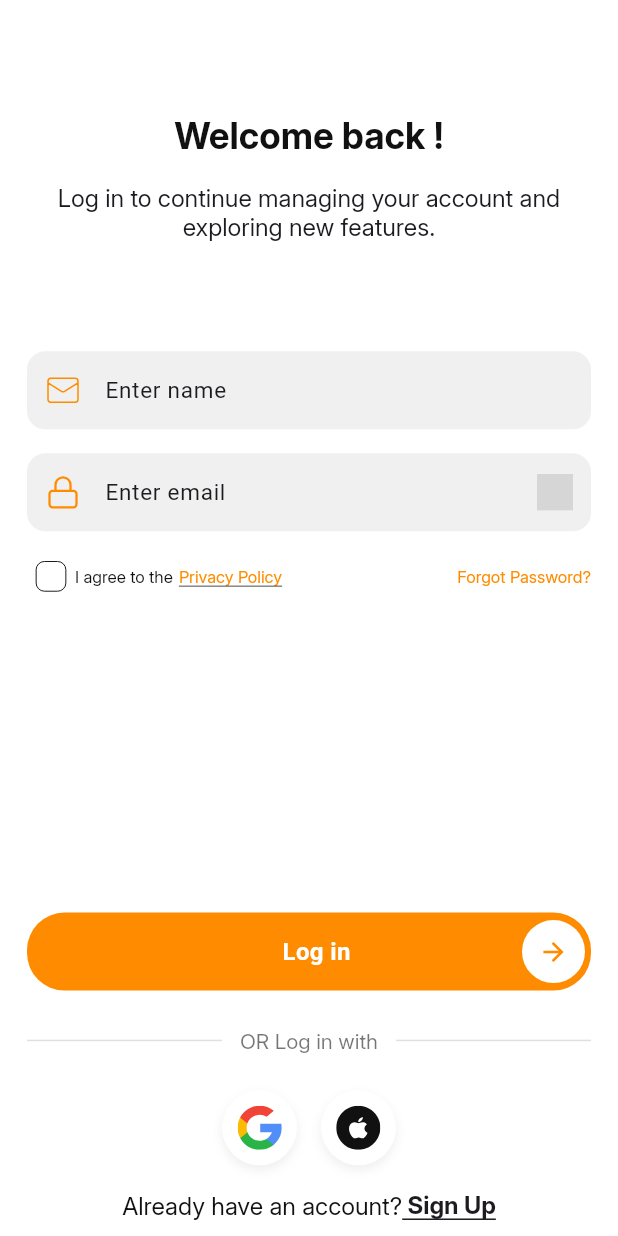
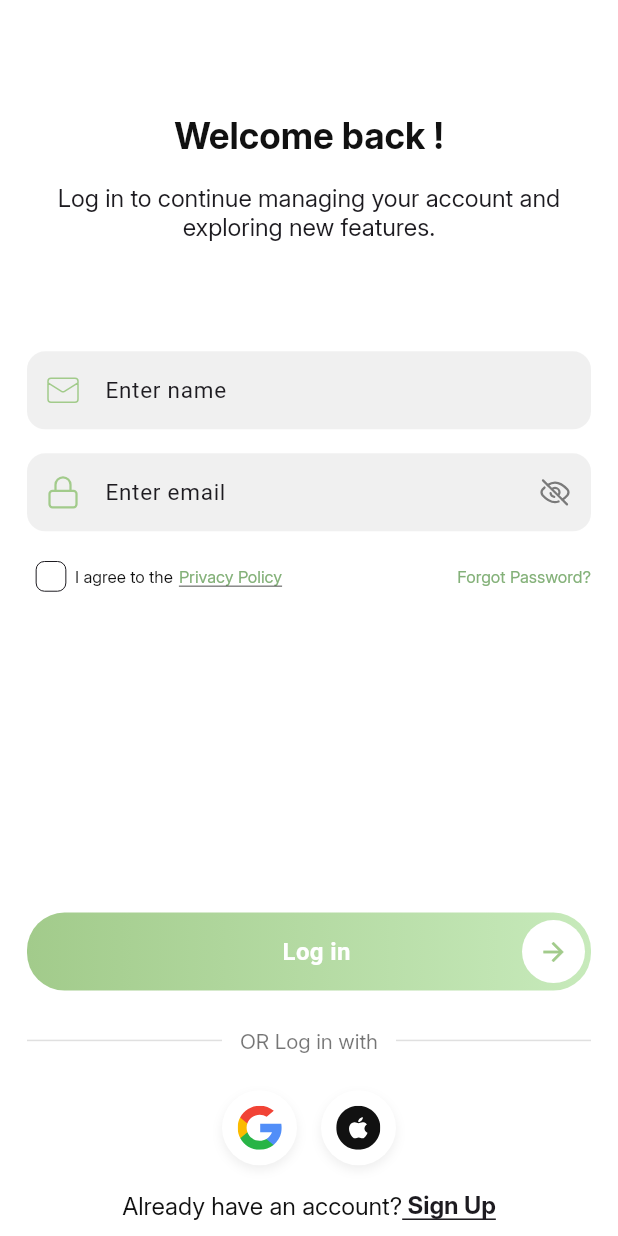
Before and after one commit to Rosdeb/InterView_APP, a Flutter app: the LoginScreen screen opened directly, on a phone screen of 412 x 824 dp. Run offline on Flutter 3.47's test engine with Material 3 defaults, Android fonts, the phone set to English and light mode, and no system bars; our stand-ins replace cached_network_image, connectivity_plus, flutter_dotenv, flutter_svg, get, shared_preferences and 1 more; accounts and stored records are empty; grey boxes are pictures that could not be loaded.

Commit message:
login api added and token save it fine...

```diff
--- a/lib/Utils/AppColor/app_colors.dart
+++ b/lib/Utils/AppColor/app_colors.dart
@@ -16,7 +16,8 @@ class AppColors {
 
   static const Color LightOrange = Color(0xFFFCE8D9);
   static const Color Red = Color(0xFFF34F4F);
-  static const Color Green = Color(0xFF3EBF5A);
+  static const Color Green = Color(0xFFA2CB8B);
+  static const Color Green1 = Color(0xFF84B179);
   static const Color LightRed = Color(0xFFFDDEDE);
   static const Color LightGreen = Color(0xFFE4F6E8);
   static const Color PrimaryBackgroundAiry = Color(0xFFF5F6FA);
--- a/lib/Utils/AppConstant/app_contants.dart
+++ b/lib/Utils/AppConstant/app_contants.dart
@@ -6,7 +6,7 @@ import 'package:flutter_dotenv/flutter_dotenv.dart';
 class AppConstants{
   //-------------- base url set here ---------------------//
 
-  static const String BASE_URL="http://72.60.178.71:7070";
+  static const String BASE_URL="https://fakestoreapi.com";
   //static const String BASE_URL="https://preferred-lie-solaris-designation.trycloudflare.com";
   //static const String BASE_URL="https://dimension-upper-bikini-kelkoo.trycloudflare.com";
   static String get APP_NAME => dotenv.env['APP_NAME'] ?? 'DefaultAppName';
--- a/lib/Views/Base/CustomTextfield/CustomTextfield.dart
+++ b/lib/Views/Base/CustomTextfield/CustomTextfield.dart
@@ -143,7 +143,7 @@ class _CustomTextFieldState extends State<CustomTextField> {
             color: widget.borderColor ??
                 (isDark
                     ? AppColors.DarkThemeText.withValues(alpha: 0.70)
-                    : AppColors.Yellow.withValues(alpha: 0.70)),
+                    : AppColors.Green.withValues(alpha: 0.70)),
             width: 0.8,
           ),
         ),
--- a/lib/Views/Base/GridentButton/Appbutton.dart
+++ b/lib/Views/Base/GridentButton/Appbutton.dart
@@ -15,7 +15,7 @@ class GradientButton extends StatelessWidget {
     super.key,
     required this.text,
     required this.onTap,
-    this.colors = const [Color(0xFFFF8C00),Color(0xFFFF8C00)],
+    this.colors = const [Color(0xFFA2CB8B),Color(0xFFC7EABB)],
     this.height = 52,
     this.borderRadius = 25,
     this.isLoading=false,
--- a/lib/Views/Feature/Auth/Login_screen/login_screen.dart
+++ b/lib/Views/Feature/Auth/Login_screen/login_screen.dart
@@ -121,12 +121,12 @@ class _LoginScreenState extends State<LoginScreen> {
           controller: _signInController.nameController,
           hintText: "Enter name",
           prefixIcon: AppIcons.mailbox,
-          prefixIconColor: AppColors.Yellow,
+          prefixIconColor: AppColors.Green,
           filColor: Colors.grey.withValues(alpha: 0.15),
         ),
         const SizedBox(height: 16),
         CustomTextField(
-          prefixIconColor: AppColors.Yellow,
+          prefixIconColor: AppColors.Green,
           controller: _signInController.passwordController,
           hintText: "Enter email",
           isPassword: true,
@@ -164,7 +164,7 @@ class _LoginScreenState extends State<LoginScreen> {
       child: Checkbox(
         value: value,
         onChanged: _signInController.toggleAccepted,
-        activeColor: AppColors.Yellow,
+        activeColor: AppColors.Green,
         checkColor: Colors.white,
         materialTapTargetSize: MaterialTapTargetSize.shrinkWrap,
         visualDensity: VisualDensity.compact,
@@ -187,7 +187,7 @@ class _LoginScreenState extends State<LoginScreen> {
             child: AppText(
               "Privacy Policy",
               fontSize: isTablet ? 13 : 11,
-              color: AppColors.Yellow,
+              color: AppColors.Green1,
               fontWeight: FontWeight.w400,
             ),
           ),
@@ -205,7 +205,7 @@ class _LoginScreenState extends State<LoginScreen> {
       child: AppText(
         "Forgot Password?",
         fontSize: isTablet ? 13 : 11,
-        color: AppColors.Yellow,
+        color: AppColors.Green1,
         fontWeight: FontWeight.w500,
       ),
     );
@@ -213,16 +213,28 @@ class _LoginScreenState extends State<LoginScreen> {
 
   // ==================== Login Button ====================
   Widget _buildLoginButton(bool isTablate) {
-    return Obx(
-          () => GradientButton(
+    return Obx(() => GradientButton(
         text: "Log in",
         height: isTablate ? 65 :52,
         isLoading: _signInController.isLoading.value,
         onTap: () async {
           HapticFeedback.lightImpact();
+          //----> validation check when name or passwrod are empty ----->
+          if (_signInController.nameController.text.trim().isEmpty ||
+              _signInController.passwordController.text.trim().isEmpty) {
+            ScaffoldMessenger.of(context).showSnackBar(
+              const SnackBar(
+                content: Text('Please enter your name and password'),
+                backgroundColor: Colors.red,
+              ),
+            );
+            return;
+          }
+
           await _signInController.loginUser(
-            _signInController.nameController.text,
-            _signInController.passwordController.text,
+           context: context,
+           name: _signInController.nameController.text.toString(),
+            password: _signInController.passwordController.text.toString(),
           );
         },
       ),
--- a/lib/main.dart
+++ b/lib/main.dart
@@ -1,15 +1,17 @@
 import 'package:flutter/material.dart';
+import 'package:flutter_dotenv/flutter_dotenv.dart';
 import 'package:get/get.dart';
 
 import 'Helpers/route.dart';
 
-void main() {
+void main()async {
+  WidgetsFlutterBinding.ensureInitialized();
+  await dotenv.load(fileName: ".env");
   runApp(const MyApp());
 }
 
 class MyApp extends StatelessWidget {
   const MyApp({super.key});
-
 
   @override
   Widget build(BuildContext context) {
--- a/pubspec.yaml
+++ b/pubspec.yaml
@@ -41,6 +41,7 @@ dependencies:
   connectivity_plus: ^7.0.0
   get: ^4.7.3
   liquid_glass_renderer: ^0.2.0-dev.4
+  shared_preferences: ^2.5.4
 
 
 dev_dependencies:
```
Also changed, not shown: lib/Controller/Auth/SignIn_Controller/signController.dart (+44 -57 lines), lib/Utils/Token_Services/token_services.dart (added, +73 -0 lines), lib/Views/Feature/Splash_Screen/splash_screen.dart (+25 -8 lines), lib/Views/Feature/Splash_Screen/widgets/glassBottomCard.dart (+9 -6 lines), assets/icons/Hide.svg (added), assets/icons/show.svg (added), pubspec.lock, 1 other file.
